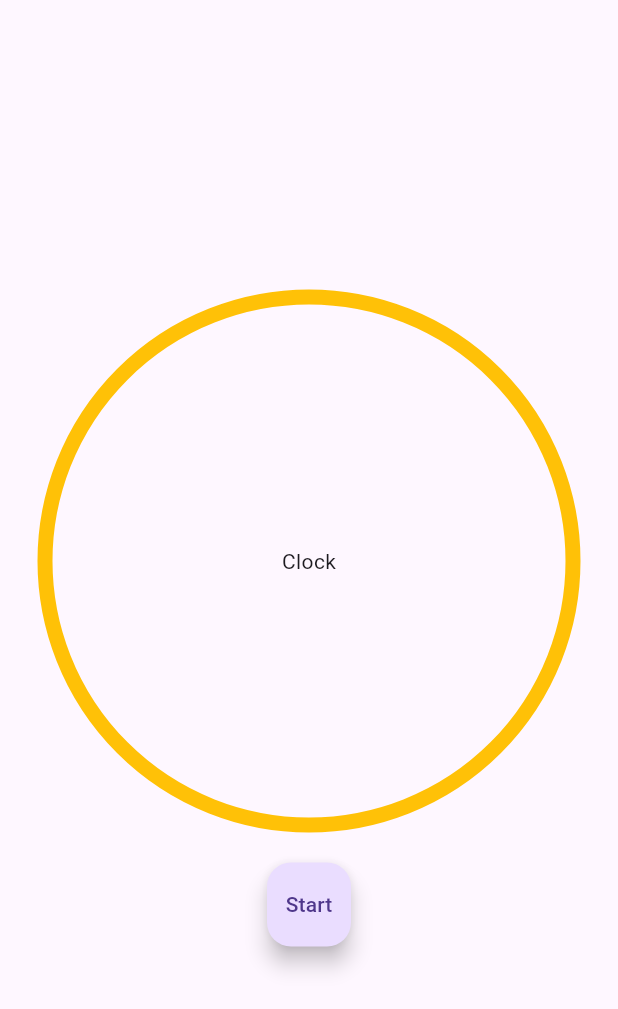
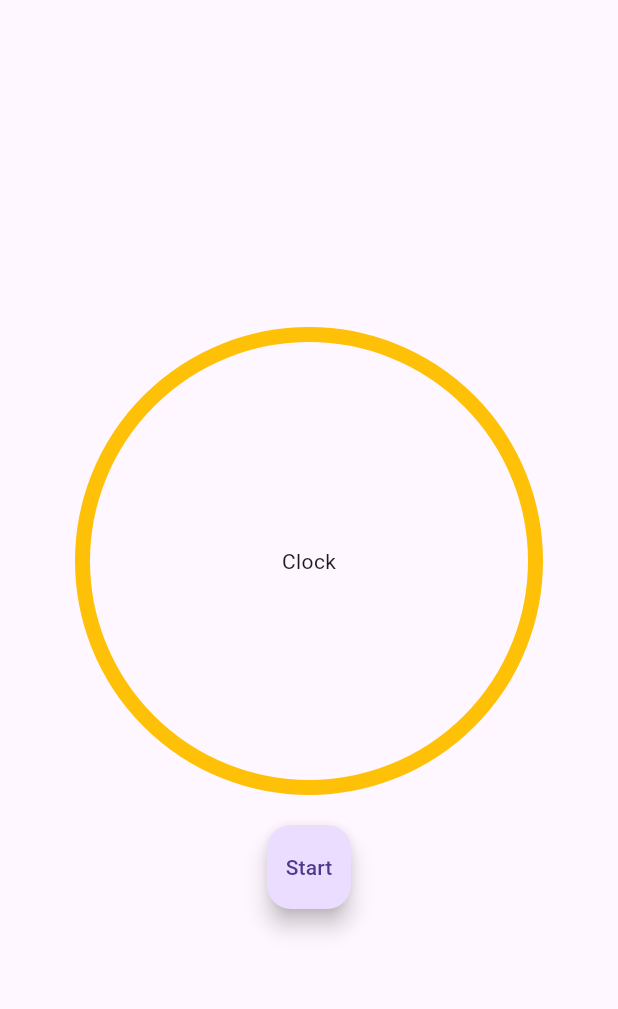
Before and after one commit to williamvux/util_app, a Flutter app: the ClockScreen screen opened by its route, on a phone screen of 412 x 824 dp. Shown: the top 1009 px of the screen. Run offline on Flutter 3.47's test engine with Material 3 defaults, Android fonts, the phone set to English and light mode, and no system bars; network calls fail.

Commit message:
fix_circle

```diff
--- a/lib/modules/screens/clock/index.dart
+++ b/lib/modules/screens/clock/index.dart
@@ -12,7 +12,7 @@ class ClockScreen extends StatelessWidget {
 
   @override
   Widget build(BuildContext context) {
-    final widthClock = MediaQuery.of(context).size.width - 50;
+    final widthClock = MediaQuery.of(context).size.width - 100;
     return Scaffold(
       body: Center(
         child: Column(
```
